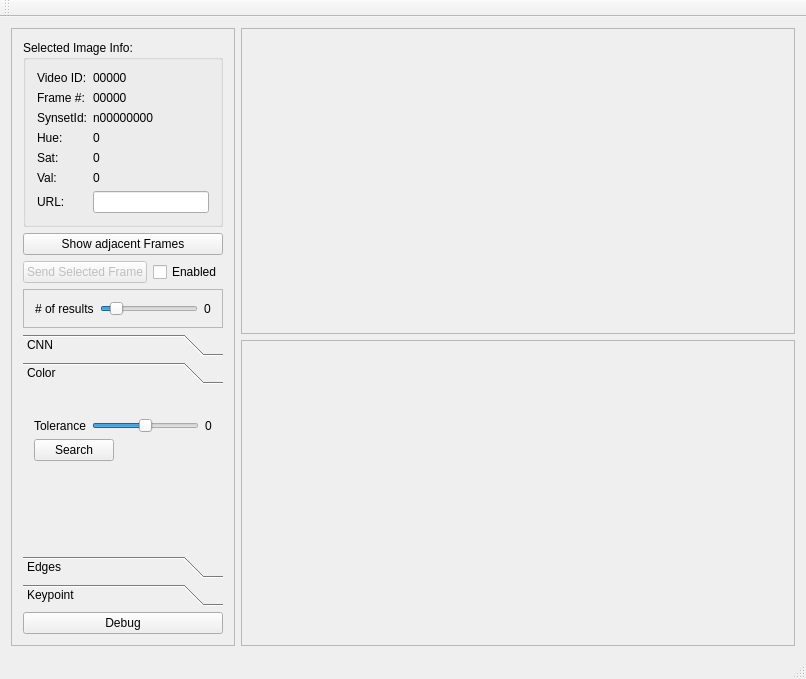
theuerse/vr18, file VideoRetrievalBrowser/mainwindow.ui: the form before one commit.
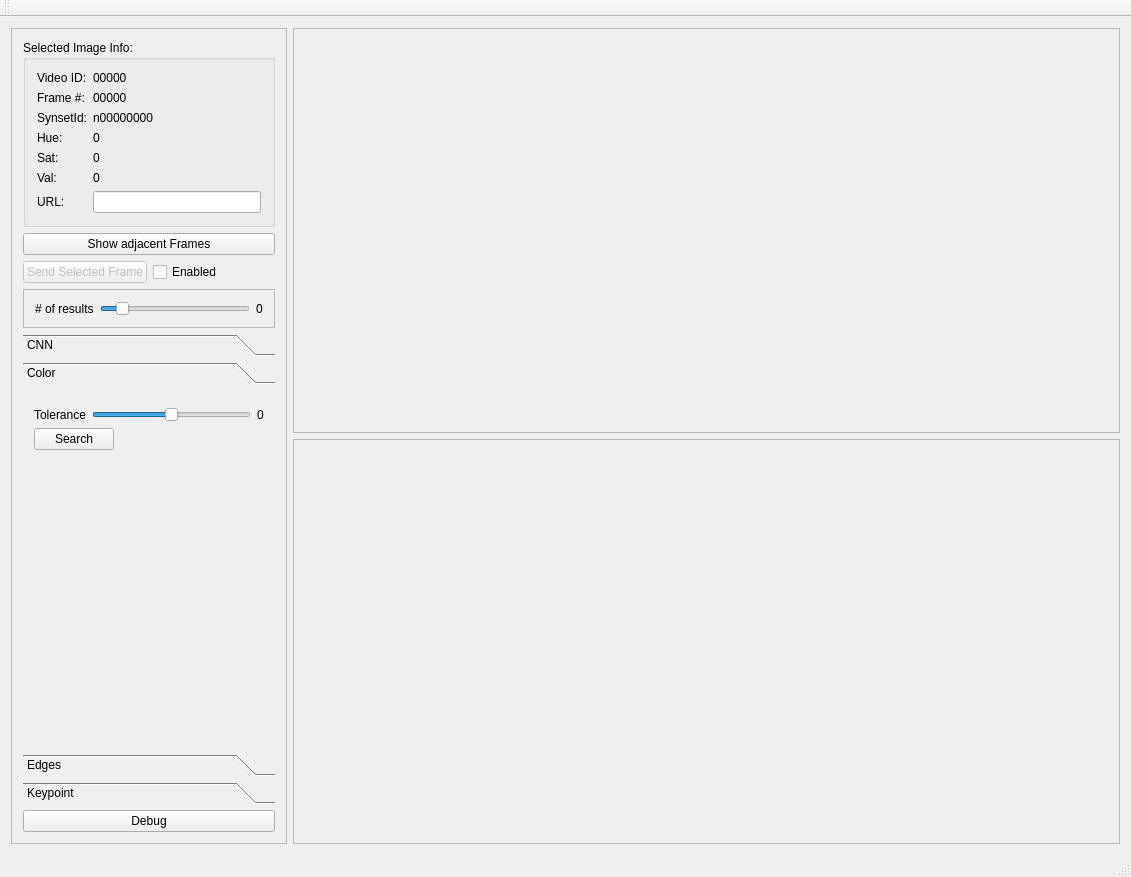
The form after the commit.

Diff of the .ui file:
```diff
--- a/VideoRetrievalBrowser/mainwindow.ui
+++ b/VideoRetrievalBrowser/mainwindow.ui
@@ -6,8 +6,8 @@
    <rect>
     <x>0</x>
     <y>0</y>
-    <width>806</width>
-    <height>679</height>
+    <width>1131</width>
+    <height>877</height>
    </rect>
   </property>
   <property name="windowTitle">
@@ -367,8 +367,8 @@
            <rect>
             <x>0</x>
             <y>0</y>
-            <width>244</width>
-            <height>107</height>
+            <width>257</width>
+            <height>305</height>
            </rect>
           </property>
           <attribute name="label">
@@ -400,6 +400,9 @@
               <property name="leftMargin">
                <number>0</number>
               </property>
+              <property name="topMargin">
+               <number>0</number>
+              </property>
               <property name="rightMargin">
                <number>0</number>
               </property>
@@ -733,8 +736,8 @@
               <rect>
                <x>0</x>
                <y>0</y>
-               <width>516</width>
-               <height>295</height>
+               <width>828</width>
+               <height>394</height>
               </rect>
              </property>
             </widget>
@@ -783,8 +786,8 @@
               <rect>
                <x>0</x>
                <y>0</y>
-               <width>516</width>
-               <height>295</height>
+               <width>828</width>
+               <height>394</height>
               </rect>
              </property>
             </widget>
```
Left out of the diff: 34 changed lines with no effect on the pictures.
